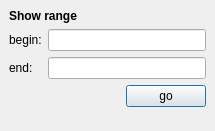
Qt form source/VISUAL/DIALOGS/Spectrum1DGoToDialog.ui (hroest/flaming-archer) before a commit.
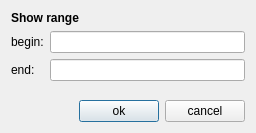
The same form after that commit.

```diff
--- a/source/VISUAL/DIALOGS/Spectrum1DGoToDialog.ui
+++ b/source/VISUAL/DIALOGS/Spectrum1DGoToDialog.ui
@@ -5,26 +5,32 @@
    <rect>
     <x>0</x>
     <y>0</y>
-    <width>215</width>
-    <height>131</height>
+    <width>256</width>
+    <height>133</height>
    </rect>
   </property>
   <property name="windowTitle" >
    <string>go to</string>
   </property>
-  <layout class="QVBoxLayout" >
-   <property name="margin" >
-    <number>9</number>
-   </property>
-   <property name="spacing" >
-    <number>6</number>
-   </property>
-   <item>
+  <layout class="QGridLayout" >
+   <item row="0" column="0" >
     <layout class="QGridLayout" >
      <property name="margin" >
       <number>0</number>
      </property>
-     <property name="spacing" >
+     <property name="topMargin" >
+      <number>0</number>
+     </property>
+     <property name="rightMargin" >
+      <number>0</number>
+     </property>
+     <property name="bottomMargin" >
+      <number>0</number>
+     </property>
+     <property name="horizontalSpacing" >
+      <number>6</number>
+     </property>
+     <property name="verticalSpacing" >
       <number>6</number>
      </property>
      <item row="2" column="1" >
@@ -71,14 +77,21 @@
      </item>
     </layout>
    </item>
-   <item>
+   <item row="1" column="0" >
+    <spacer>
+     <property name="orientation" >
+      <enum>Qt::Vertical</enum>
+     </property>
+     <property name="sizeHint" >
+      <size>
+       <width>166</width>
+       <height>16</height>
+      </size>
+     </property>
+    </spacer>
+   </item>
+   <item row="2" column="0" >
     <layout class="QHBoxLayout" >
-     <property name="margin" >
-      <number>0</number>
-     </property>
-     <property name="spacing" >
-      <number>6</number>
-     </property>
      <item>
       <spacer>
        <property name="orientation" >
@@ -86,7 +99,7 @@
        </property>
        <property name="sizeHint" >
         <size>
-         <width>40</width>
+         <width>16</width>
          <height>20</height>
         </size>
        </property>
@@ -95,25 +108,19 @@
      <item>
       <widget class="QPushButton" name="button" >
        <property name="text" >
-        <string>go</string>
+        <string>ok</string>
+       </property>
+      </widget>
+     </item>
+     <item>
+      <widget class="QPushButton" name="cancel_button_" >
+       <property name="text" >
+        <string>cancel</string>
        </property>
       </widget>
      </item>
     </layout>
    </item>
-   <item>
-    <spacer>
-     <property name="orientation" >
-      <enum>Qt::Vertical</enum>
-     </property>
-     <property name="sizeHint" >
-      <size>
-       <width>20</width>
-       <height>40</height>
-      </size>
-     </property>
-    </spacer>
-   </item>
   </layout>
  </widget>
  <layoutdefault spacing="6" margin="11" />
```
Left out of the diff: 28 changed lines with no effect on the pictures.
